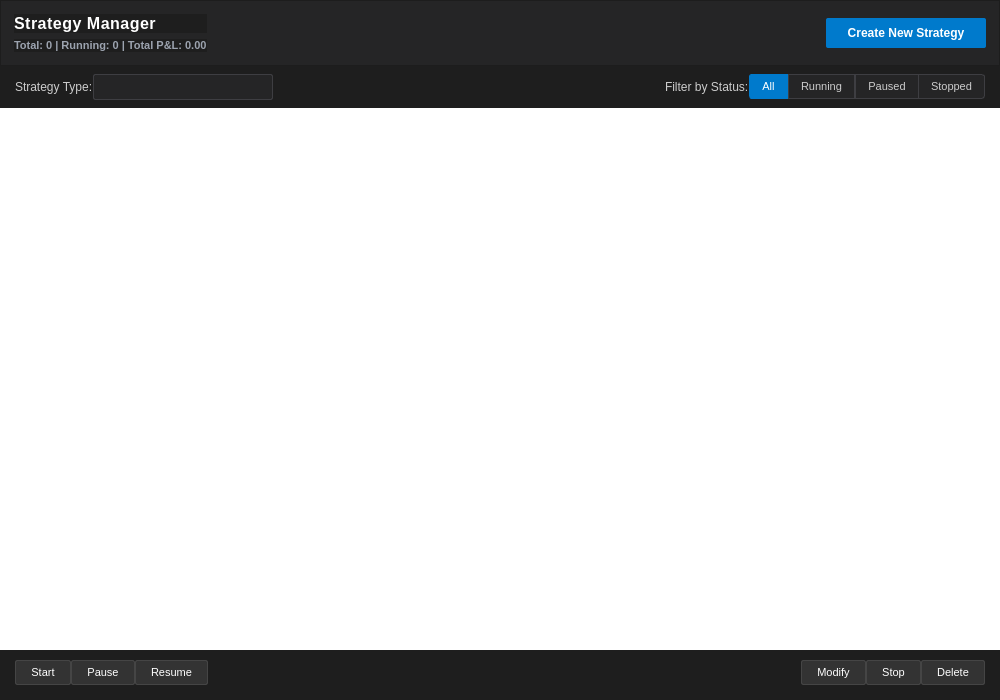
Above: resources/forms/StrategyManagerWindow.ui from yashnmehta/Autotrade before the change. Below: the same form after it.
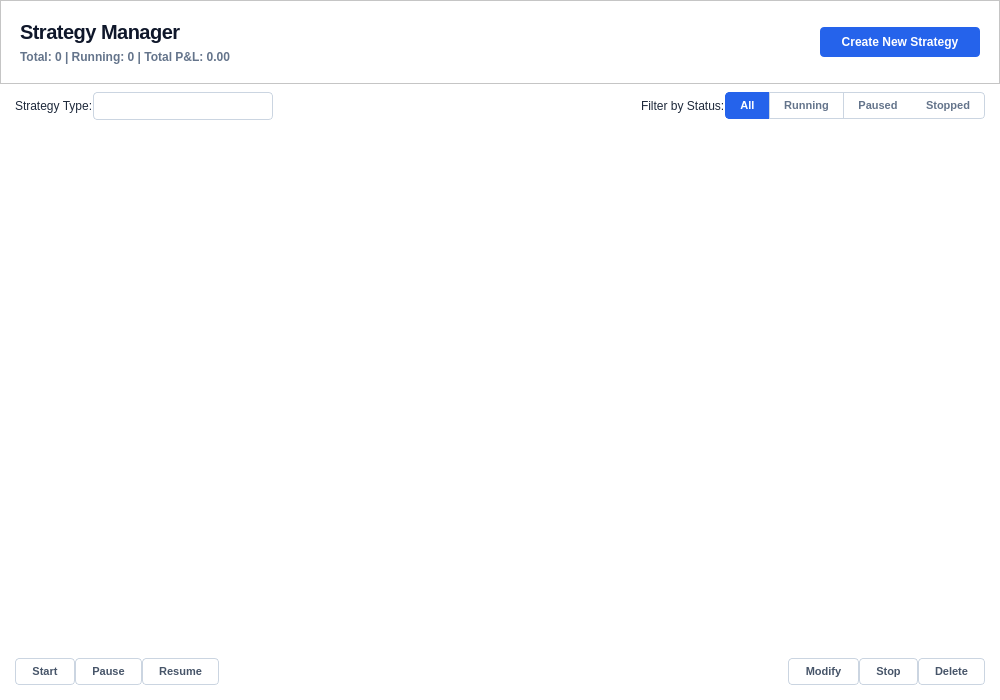
That is the form after the change.

What changed in the file:
```diff
--- a/resources/forms/StrategyManagerWindow.ui
+++ b/resources/forms/StrategyManagerWindow.ui
@@ -13,51 +13,52 @@
   <property name="windowTitle">
    <string>Strategy Manager</string>
   </property>
-  <property name="styleSheet">
-   <string notr="true">QWidget {
-    background-color: #1e1e1e;
-    color: #cccccc;
-    font-family: 'Segoe UI', system-ui, sans-serif;
+   <property name="styleSheet">
+    <string notr="true">QWidget {
+    background-color: #ffffff;
+    color: #1e293b;
+    font-family: 'Segoe UI', system-ui, -apple-system, sans-serif;
 }
 
 QFrame#HeaderFrame {
-    background-color: #252526;
-    border-bottom: 1px solid #3e3e42;
-    padding: 4px;
+    background-color: #ffffff;
+    border-bottom: 1px solid #e2e8f0;
+    padding: 10px;
 }
 
 QLabel#TitleLabel {
-    font-size: 16px;
-    font-weight: bold;
-    color: #ffffff;
-    letter-spacing: 0.5px;
+    font-size: 20px;
+    font-weight: 800;
+    color: #0f172a;
+    letter-spacing: -0.5px;
 }
 
 QLabel#SummaryLabel {
-    font-size: 11px;
-    color: #9ca3af;
+    font-size: 12px;
+    color: #64748b;
     font-weight: 500;
 }
 
 QPushButton#createButton {
-    background-color: #007acc;
+    background-color: #2563eb;
     color: white;
     border: none;
-    border-radius: 2px;
-    font-weight: 600;
+    border-radius: 4px;
+    font-weight: 700;
     font-size: 12px;
-    padding: 6px 16px;
+    padding: 8px 20px;
 }
 QPushButton#createButton:hover { background-color: #1c97ea; }
 QPushButton#createButton:pressed { background-color: #094771; }
 
 QPushButton {
-    background-color: #333333;
-    color: #ffffff;
-    border: 1px solid #454545;
-    border-radius: 2px;
-    padding: 5px 15px;
+    background-color: #ffffff;
+    color: #475569;
+    border: 1px solid #cbd5e1;
+    border-radius: 4px;
+    padding: 6px 16px;
     font-size: 11px;
+    font-weight: 600;
 }
 QPushButton:hover {
     background-color: #3e3e42;
@@ -68,73 +69,77 @@
     border-color: #094771;
 }
 
+/* Status Filter Buttons */
 QPushButton#filterAllBtn, QPushButton#filterRunningBtn, 
 QPushButton#filterPausedBtn, QPushButton#filterStoppedBtn {
-    background-color: #252526;
-    border: 1px solid #3e3e42;
+    background-color: #ffffff;
+    border: 1px solid #cbd5e1;
     border-radius: 0px;
     margin: 0px;
-    color: #cccccc;
-    padding: 5px 12px;
+    color: #64748b;
+    padding: 6px 14px;
+    font-weight: 600;
 }
-QPushButton#filterAllBtn { border-top-left-radius: 3px; border-bottom-left-radius: 3px; border-right: none; }
-QPushButton#filterStoppedBtn { border-top-right-radius: 3px; border-bottom-right-radius: 3px; border-left: none; }
+QPushButton#filterAllBtn { border-top-left-radius: 4px; border-bottom-left-radius: 4px; border-right: none; }
+QPushButton#filterStoppedBtn { border-top-right-radius: 4px; border-bottom-right-radius: 4px; border-left: none; }
+
+QPushButton#filterRunningBtn, QPushButton#filterPausedBtn { border-right: none; }
 
 QPushButton#filterAllBtn:checked, QPushButton#filterRunningBtn:checked, 
 QPushButton#filterPausedBtn:checked, QPushButton#filterStoppedBtn:checked {
-    background-color: #007acc;
+    background-color: #2563eb;
     color: white;
-    border: 1px solid #007acc;
-}
-QPushButton#filterRunningBtn:hover, QPushButton#filterPausedBtn:hover, QPushButton#filterStoppedBtn:hover, QPushButton#filterAllBtn:hover {
-    background-color: #3e3e42;
-    color: #ffffff;
+    border-color: #2563eb;
 }
 
 QTableView {
     background-color: #ffffff;
-    gridline-color: #e5e5e5;
+    gridline-color: #f1f5f9;
     border: none;
-    selection-background-color: #094771;
-    selection-color: #ffffff;
+    selection-background-color: #f0f9ff;
+    selection-color: #1e40af;
     alternate-background-color: #f8fafc;
-    color: #1f1f1f;
+    color: #334155;
+    font-size: 12px;
 }
 
 QHeaderView::section {
-    background-color: #252526;
-    color: #cccccc;
-    padding: 6px 8px;
+    background-color: #f8fafc;
+    color: #64748b;
+    padding: 10px 12px;
     border: none;
-    border-bottom: 2px solid #3e3e42;
-    border-right: 1px solid #3e3e42;
-    font-weight: bold;
-    font-size: 11px;
+    border-bottom: 2px solid #e2e8f0;
+    border-right: 1px solid #f1f5f9;
+    font-weight: 700;
+    font-size: 10px;
     text-transform: uppercase;
 }
 
 QComboBox {
-    background-color: #252526;
-    color: #ffffff;
-    border: 1px solid #3e3e42;
-    border-radius: 2px;
-    padding: 4px 8px;
+    background-color: #ffffff;
+    color: #1e293b;
+    border: 1px solid #cbd5e1;
+    border-radius: 4px;
+    padding: 5px 10px;
+    font-size: 11px;
 }
-QComboBox:hover { border-color: #555555; }
-QComboBox::drop-down { border: none; background: transparent; }
+QComboBox:hover { border-color: #3b82f6; }
+QComboBox::drop-down { border: none; width: 24px; }
 
 QScrollBar:vertical {
-    background: #1e1e1e;
-    width: 12px;
+    border: none;
+    background: #f8fafc;
+    width: 8px;
+    margin: 0px;
 }
 QScrollBar::handle:vertical {
-    background: #333333;
-    border-radius: 6px;
+    background: #e2e8f0;
+    border-radius: 4px;
     min-height: 20px;
     margin: 2px;
 }
-QScrollBar::handle:vertical:hover { background: #404040; }</string>
-  </property>
+QScrollBar::handle:vertical:hover { background: #cbd5e1; }</string>
+   </property>
   <layout class="QVBoxLayout" name="mainLayout">
    <property name="spacing">
     <number>0</number>
```
Left out of the diff: 12 changed lines with no effect on the pictures.
